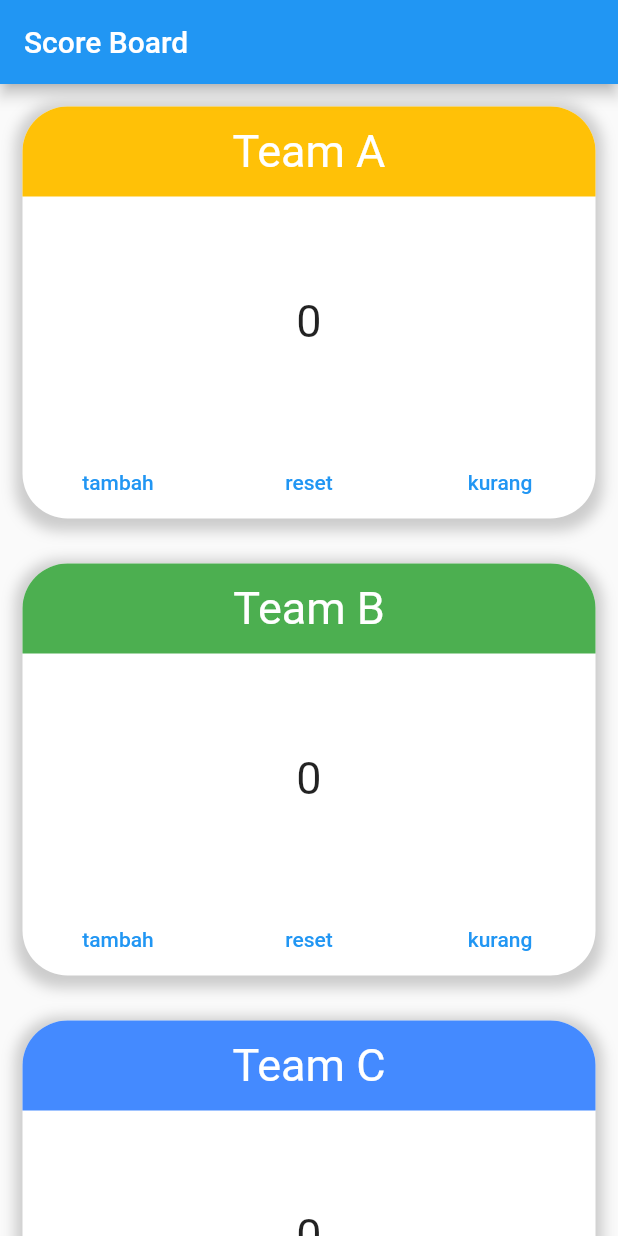
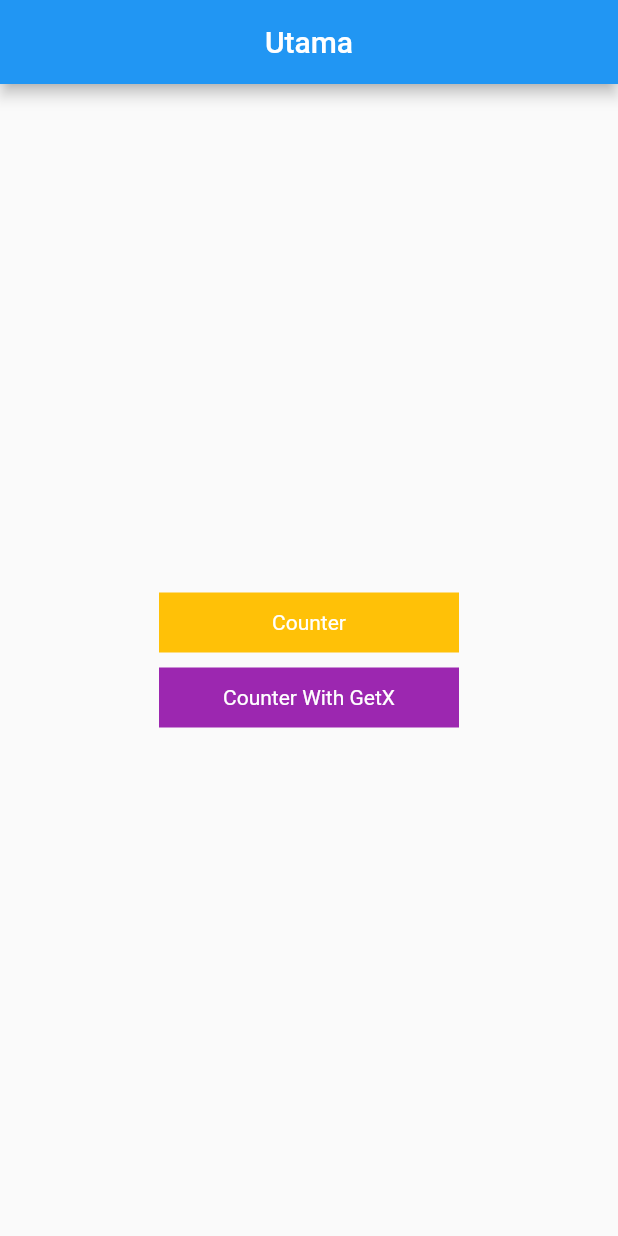
Before and after one commit to KYKY62/counterApp, a Flutter app: the screen it shows after launch, on a phone screen of 412 x 824 dp. Run offline on Flutter 3.47's test engine with Material 2 defaults, Android fonts, the phone set to English and light mode, and no system bars; our stand-ins replace get.

Commit message:
Counter App with Fullstate & Counter App with GetX

```diff
--- /dev/null
+++ b/lib/GetX/counter_controller.dart
@@ -0,0 +1,20 @@
+import 'package:get/get.dart';
+
+class CounterController extends GetxController {
+  var counter = 0.obs;
+
+  void increment() => counter + 1;
+  void reset() {
+    counter - 1000;
+    if (counter <= 0) {
+      counter = 0.obs;
+    }
+  }
+
+  void decrement() {
+    counter - 1;
+    if (counter <= 0) {
+      counter = 0.obs;
+    }
+  }
+}
--- a/lib/main.dart
+++ b/lib/main.dart
@@ -1,4 +1,5 @@
-import 'package:counter_app/counter_widget.dart';
+import 'package:counter_app/StateFull/counter.dart';
+import 'package:counter_app/GetX/counter_with_getx.dart';
 import 'package:flutter/material.dart';
 
 void main() {
@@ -17,97 +18,61 @@ class MyApp extends StatelessWidget {
   }
 }
 
-class HomePage extends StatefulWidget {
+class HomePage extends StatelessWidget {
   const HomePage({Key? key}) : super(key: key);
-
-  @override
-  State<HomePage> createState() => _HomePageState();
-}
-
-class _HomePageState extends State<HomePage> {
-  int score1 = 0;
-  int score2 = 0;
-  int score3 = 0;
 
   @override
   Widget build(BuildContext context) {
     return Scaffold(
       appBar: AppBar(
-        title: const Text("Score Board"),
+        title: const Text("Utama"),
+        centerTitle: true,
       ),
-      body: SingleChildScrollView(
+      body: Center(
         child: Column(
           mainAxisAlignment: MainAxisAlignment.center,
           children: [
-            CounterWidget(
-              value: score1,
-              title: "Team A",
+            Material(
               color: Colors.amber,
-              onpressedTambah: () {
-                setState(() {
-                  score1++;
-                });
-              },
-              onpressedKurang: () {
-                setState(() {
-                  score1--;
-                  if (score1 <= 0) {
-                    score1 = 0;
-                  }
-                });
-              },
-              onpressedReset: () {
-                setState(() {
-                  score1 = 0;
-                });
-              },
+              child: InkWell(
+                onTap: () => Navigator.push(
+                    context,
+                    MaterialPageRoute(
+                      builder: (context) => const Counter(),
+                    )),
+                child: const SizedBox(
+                  width: 200,
+                  height: 40,
+                  child: Center(
+                    child: Text(
+                      "Counter",
+                      style: TextStyle(color: Colors.white),
+                    ),
+                  ),
+                ),
+              ),
             ),
-            CounterWidget(
-              value: score2,
-              title: "Team B",
-              color: Colors.green,
-              onpressedTambah: () {
-                setState(() {
-                  score2++;
-                });
-              },
-              onpressedKurang: () {
-                setState(() {
-                  score2--;
-                  if (score2 <= 0) {
-                    score2 = 0;
-                  }
-                });
-              },
-              onpressedReset: () {
-                setState(() {
-                  score2 = 0;
-                });
-              },
-            ),
-            CounterWidget(
-              value: score3,
-              title: "Team C",
-              color: Colors.blueAccent,
-              onpressedTambah: () {
-                setState(() {
-                  score3++;
-                });
-              },
-              onpressedKurang: () {
-                setState(() {
-                  score3--;
-                  if (score3 <= 0) {
-                    score3 = 0;
-                  }
-                });
-              },
-              onpressedReset: () {
-                setState(() {
-                  score3 = 0;
-                });
-              },
-            ),
+            const SizedBox(height: 10),
+            Material(
+              color: Colors.purple,
+              child: InkWell(
+                onTap: () => Navigator.push(
+                    context,
+                    MaterialPageRoute(
+                      builder: (context) => CounterWithGetx(),
+                    )),
+                child: const SizedBox(
+                  width: 200,
+                  height: 40,
+                  child: Center(
+                    child: Text(
+                      "Counter With GetX",
+                      style: TextStyle(color: Colors.white),
+                    ),
+                  ),
+                ),
+              ),
+            )
           ],
         ),
       ),
```
Also changed, not shown: lib/GetX/counter_widget_getx.dart (added, +96 -0 lines), lib/GetX/counter_with_getx.dart (added, +74 -0 lines), lib/StateFull/counter.dart (added, +100 -0 lines), pubspec.yaml (+4 -12 lines), lib/StateFull/counter_widget.dart (renamed from lib/counter_widget.dart), pubspec.lock.
